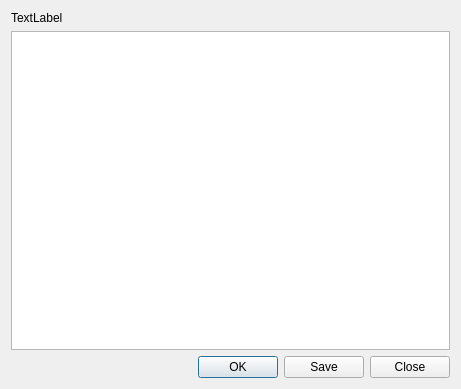
Qt form src/privkey.ui (ycashfoundation/yecwallet) before a commit.
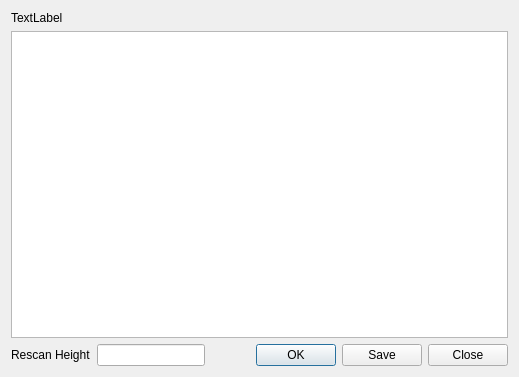
The same form after that commit.

Diff of the .ui file:
```diff
--- a/src/privkey.ui
+++ b/src/privkey.ui
@@ -6,8 +6,8 @@
    <rect>
     <x>0</x>
     <y>0</y>
-    <width>461</width>
-    <height>389</height>
+    <width>519</width>
+    <height>377</height>
    </rect>
   </property>
   <property name="windowTitle">
@@ -21,16 +21,6 @@
      </property>
     </widget>
    </item>
-   <item row="2" column="0">
-    <widget class="QDialogButtonBox" name="buttonBox">
-     <property name="orientation">
-      <enum>Qt::Horizontal</enum>
-     </property>
-     <property name="standardButtons">
-      <set>QDialogButtonBox::Close|QDialogButtonBox::Ok|QDialogButtonBox::Save</set>
-     </property>
-    </widget>
-   </item>
    <item row="0" column="0">
     <widget class="QLabel" name="helpLbl">
      <property name="text">
@@ -38,6 +28,50 @@
      </property>
     </widget>
    </item>
+   <item row="2" column="0">
+    <layout class="QHBoxLayout" name="horizontalLayout">
+     <item>
+      <widget class="QLabel" name="lblRescanHeight">
+       <property name="toolTip">
+        <string>Start Rescanning the blockchain from this height. Use this only if you are sure there are no transactions below this height</string>
+       </property>
+       <property name="text">
+        <string>Rescan Height</string>
+       </property>
+      </widget>
+     </item>
+     <item>
+      <widget class="QLineEdit" name="txtRescanHeight">
+       <property name="toolTip">
+        <string>Start Rescanning the blockchain from this height. Use this only if you are sure there are no transactions below this height</string>
+       </property>
+      </widget>
+     </item>
+     <item>
+      <spacer name="horizontalSpacer">
+       <property name="orientation">
+        <enum>Qt::Horizontal</enum>
+       </property>
+       <property name="sizeHint" stdset="0">
+        <size>
+         <width>40</width>
+         <height>20</height>
+        </size>
+       </property>
+      </spacer>
+     </item>
+     <item>
+      <widget class="QDialogButtonBox" name="buttonBox">
+       <property name="orientation">
+        <enum>Qt::Horizontal</enum>
+       </property>
+       <property name="standardButtons">
+        <set>QDialogButtonBox::Close|QDialogButtonBox::Ok|QDialogButtonBox::Save</set>
+       </property>
+      </widget>
+     </item>
+    </layout>
+   </item>
   </layout>
  </widget>
  <resources/>
```
